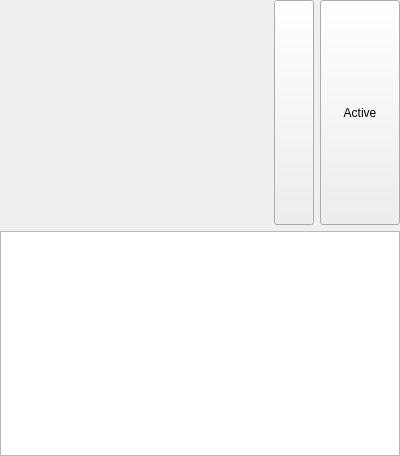
matthewsholden/LinearObjectRegistration, file Widgets/Resources/UI/qSlicerLinearObjectCollectionWidget.ui: the form before one commit.
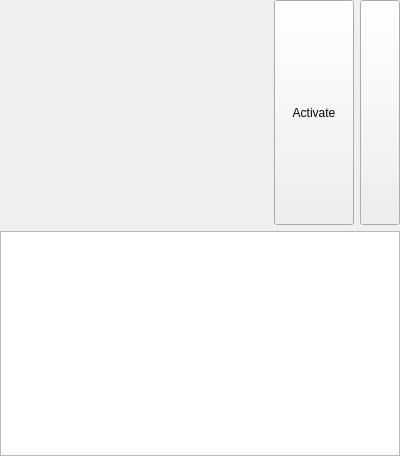
The form after the commit. Custom widgets are drawn as their Qt base class.

Commit message: Re #19: Active linear object collection is highlighted with its colour.

```diff
--- a/Widgets/Resources/UI/qSlicerLinearObjectCollectionWidget.ui
+++ b/Widgets/Resources/UI/qSlicerLinearObjectCollectionWidget.ui
@@ -62,31 +62,31 @@
       </widget>
      </item>
      <item>
-      <widget class="QPushButton" name="VisibilityButton">
+      <widget class="QPushButton" name="ActivateButton">
        <property name="sizePolicy">
-        <sizepolicy hsizetype="Minimum" vsizetype="Minimum">
+        <sizepolicy hsizetype="Minimum" vsizetype="Expanding">
          <horstretch>0</horstretch>
          <verstretch>0</verstretch>
         </sizepolicy>
        </property>
        <property name="text">
-        <string/>
+        <string>Activate</string>
+       </property>
+       <property name="checkable">
+        <bool>false</bool>
        </property>
       </widget>
      </item>
      <item>
-      <widget class="QPushButton" name="ActiveButton">
+      <widget class="QPushButton" name="VisibilityButton">
        <property name="sizePolicy">
-        <sizepolicy hsizetype="Minimum" vsizetype="Expanding">
+        <sizepolicy hsizetype="Minimum" vsizetype="Minimum">
          <horstretch>0</horstretch>
          <verstretch>0</verstretch>
         </sizepolicy>
        </property>
        <property name="text">
-        <string>Active</string>
-       </property>
-       <property name="checkable">
-        <bool>true</bool>
+        <string/>
        </property>
       </widget>
      </item>
```
The commit also changes 3 other files.
